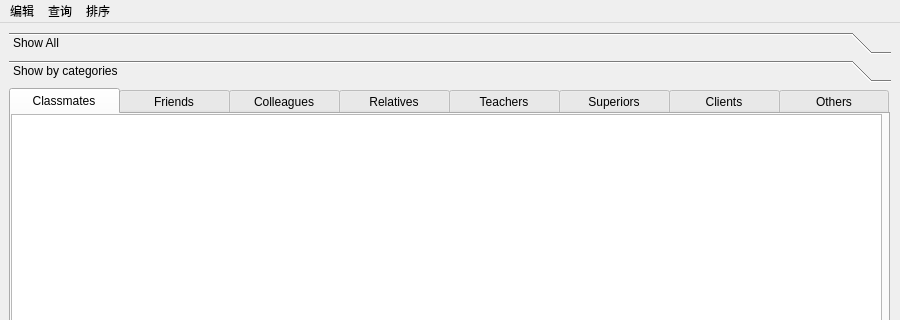
First picture: the form in withmenu.ui, repository kabu1204/ManagementSystem, before the edit; both pictures show x 0 to 900 and y 0 to 320 of the 900 by 633 pixel window.
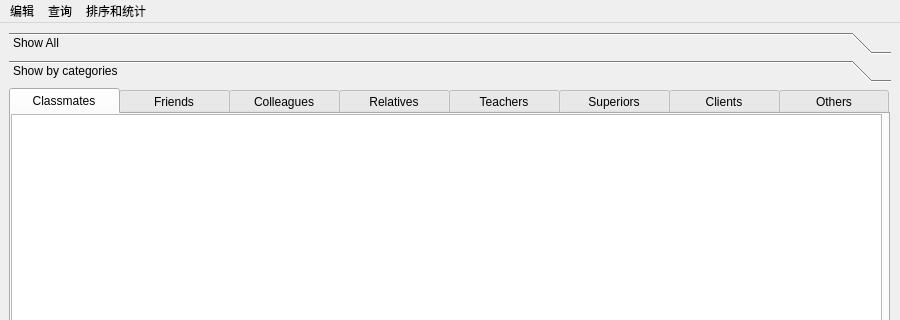
Second picture: the form after the edit.

Commit message: 实现了统计并显示指定月份出生的人数

Patch:
```diff
--- a/withmenu.ui
+++ b/withmenu.ui
@@ -245,7 +245,7 @@
    </widget>
    <widget class="QMenu" name="menu_3">
     <property name="title">
-     <string>排序</string>
+     <string>排序和统计</string>
     </property>
     <widget class="QMenu" name="menu_5">
      <property name="title">
```
Left out of the diff: 10 changed lines with no effect on the pictures. The commit also changes 7 other files.
